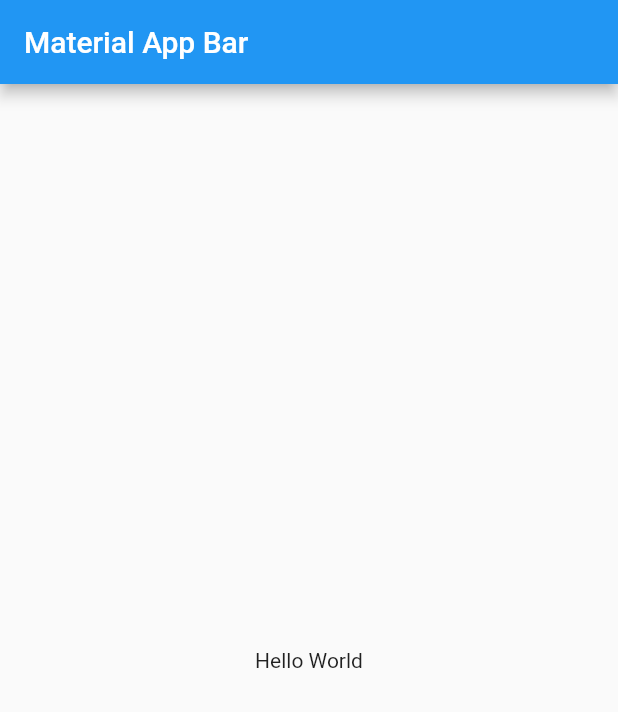
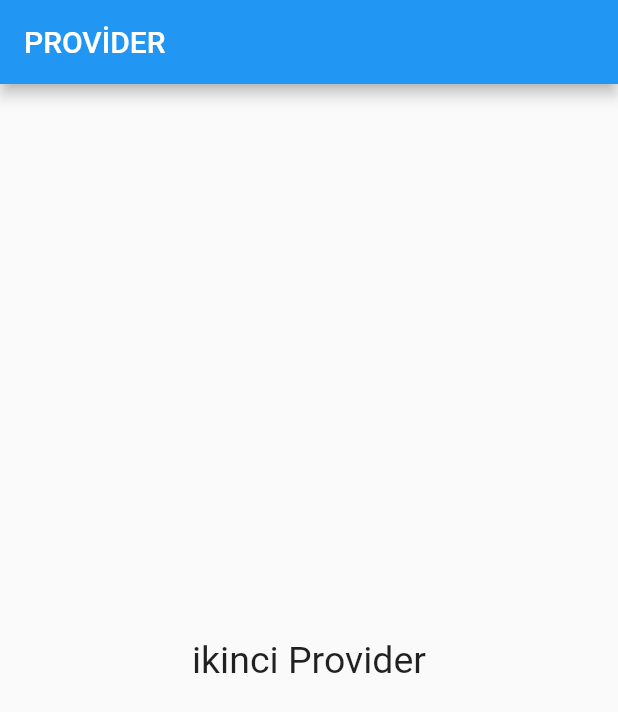
Before and after one commit to TarkanKara/Provider_Riverpod, a Flutter app: the screen it shows after launch, on a phone screen of 412 x 824 dp. Shown: the top 712 px of the screen. Run offline on Flutter 3.47's test engine with Material 2 defaults, Android fonts, the phone set to English and light mode, and no system bars.

Commit message:
provider1 || Example1

```diff
--- a/lib/main.dart
+++ b/lib/main.dart
@@ -1,4 +1,5 @@
 import 'package:flutter/material.dart';
+import 'package:provider/provider.dart';
 
 void main() => runApp(const MyApp());
 
@@ -7,16 +8,45 @@ class MyApp extends StatelessWidget {
 
   @override
   Widget build(BuildContext context) {
-    return MaterialApp(
-      title: 'Material App',
-      home: Scaffold(
-        appBar: AppBar(
-          title: const Text('Material App Bar'),
-        ),
-        body: const Center(
-          child: Text('Hello World'),
+    // String tipindeki ilk provider nesnemiz
+    // Provider Kullanımı : Provider<String>(create: (context) => "İlk Provider")
+    return Provider<String>(
+      create: (context) => "İlk Provider",
+      //String tipindeki ikinci provider nesnemiz
+      child: Provider<String>(
+        create: (context) => "ikinci Provider",
+        child: const MaterialApp(
+          title: 'Material App',
+          home: HomePage(),
         ),
       ),
     );
   }
 }
+
+class HomePage extends StatelessWidget {
+  const HomePage({super.key});
+
+  @override
+  Widget build(BuildContext context) {
+    return Scaffold(
+      appBar: AppBar(
+        title: const Text('PROVİDER'),
+      ),
+      body: Center(
+        child: Text(
+          //provider.of() metoduyla Widget tree üzerinde yer alan Provider nesnelerinden
+          //tipi string olan datayı getir.
+          //Provider kısıtlarından biride yukarıda aynı veri tipiyle
+          //iki tane provider nesnemiz var. Provider.of() ilk gördüğü datayı getirecektir.
+          //Fakat bize ilk görülen data değilde aynı tipteki bir başka data istediğimizde
+          //ne yapmamız gerekiyor? Bunu gibi durumlarda Riverpod kullanacağız.
+          Provider.of<String>(context),
+          style: const TextStyle(
+            fontSize: 25,
+          ),
+        ),
+      ),
+    );
+  }
+}
--- a/pubspec.yaml
+++ b/pubspec.yaml
@@ -47,6 +47,7 @@ dev_dependencies:
   # package. See that file for information about deactivating specific lint
   # rules and activating additional ones.
   flutter_lints: ^2.0.0
+  provider: ^6.0.4
 
 # For information on the generic Dart part of this file, see the
 # following page: https://dart.dev/tools/pub/pubspec
```
Also changed, not shown: pubspec.lock, 1 other file.
